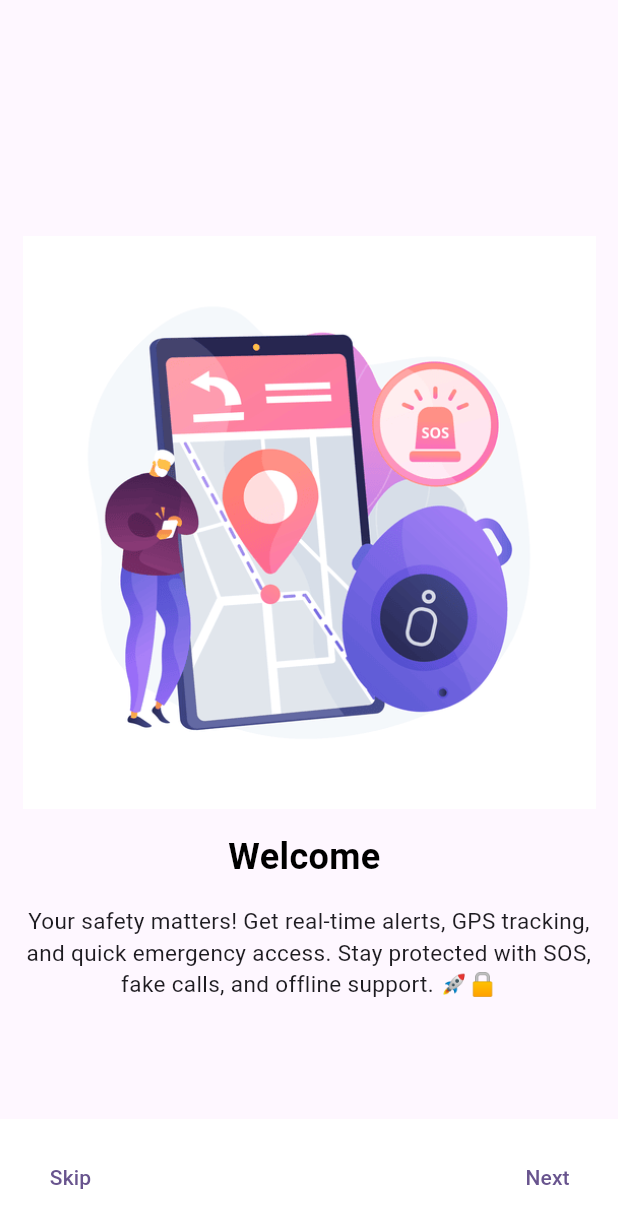
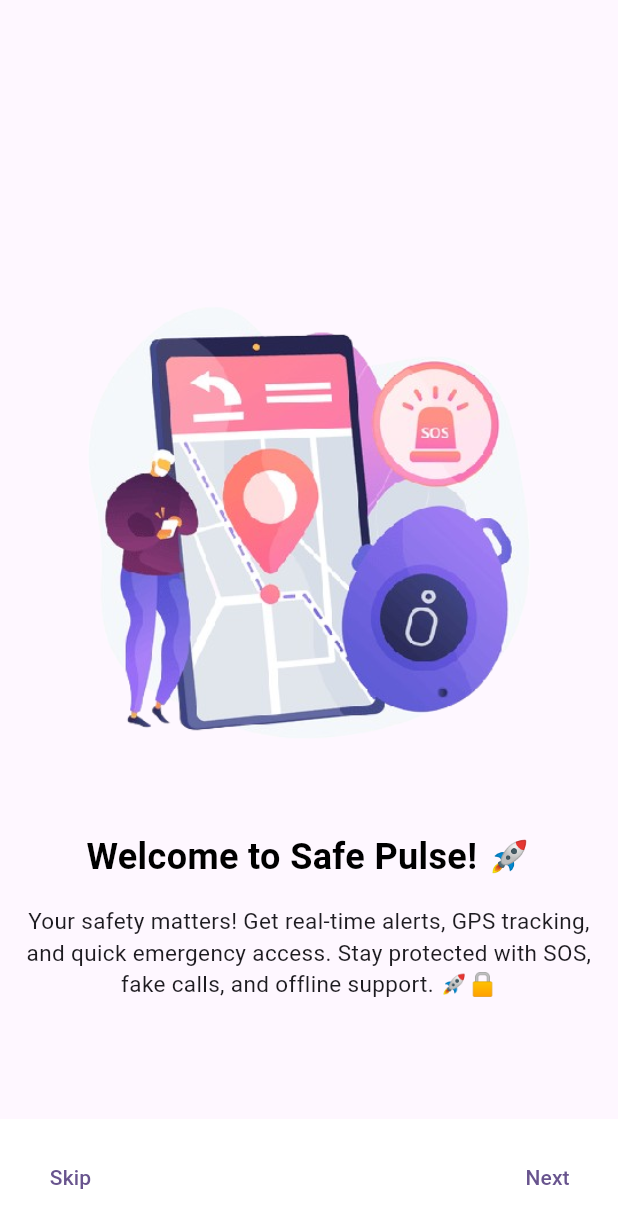
Before and after one commit to HinguralaWijesingha/Final_Project, a Flutter app: the screen it shows after launch, on a phone screen of 412 x 824 dp. Shown: the top 1228 px of the screen. Run offline on Flutter 3.47's test engine with Material 3 defaults, Android fonts, the phone set to English and light mode, and no system bars; our stand-ins replace firebase_auth, firebase_core, shared_preferences, smooth_page_indicator; accounts and stored records are empty.

Commit message:
add new image and change in onboarding page

```diff
--- a/lib/onboarding/onboardingside.dart
+++ b/lib/onboarding/onboardingside.dart
@@ -3,7 +3,7 @@
 class OnboardingSide {
    List<OnboardingInfo> items = [
       OnboardingInfo(
-         title: "Welcome ",
+         title: "Welcome to Safe Pulse! 🚀",
          description: "Your safety matters! Get real-time alerts, GPS tracking, and quick emergency access. Stay protected with SOS, fake calls, and offline support. 🚀🔒",
          image: "assets/p2.png"
       ),
@@ -14,10 +14,5 @@
          image: "assets/p3.png"
       ),
 
-        OnboardingInfo(
-         title: "",
-         description: "",
-         image: ""
-      )
    ];
 }
```
Also changed, not shown: assets/p1.png (added), assets/p2.png.
